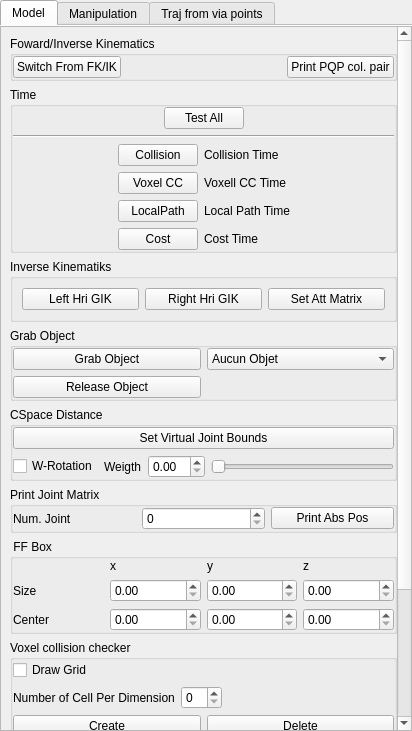
Old version of the form src/move3d-qt-gui-libs/src/qtMainInterface/sideWidgets/qtRobot.ui in the repository jmainpri/move3d-studio.
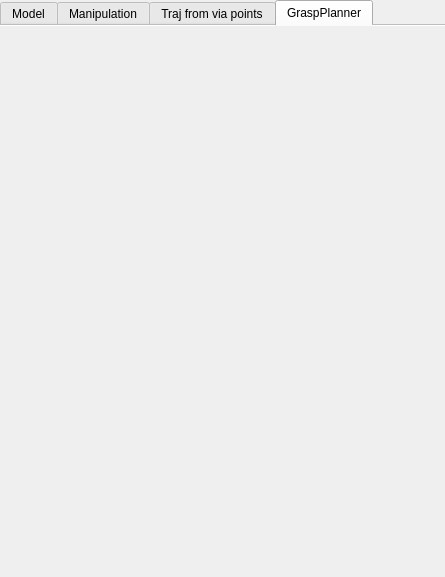
New version of the form.

Commit message: Add a grasp planner widget

```diff
--- a/src/move3d-qt-gui-libs/src/qtMainInterface/sideWidgets/qtRobot.ui
+++ b/src/move3d-qt-gui-libs/src/qtMainInterface/sideWidgets/qtRobot.ui
@@ -6,8 +6,8 @@
    <rect>
     <x>0</x>
     <y>0</y>
-    <width>412</width>
-    <height>731</height>
+    <width>445</width>
+    <height>577</height>
    </rect>
   </property>
   <property name="sizePolicy">
@@ -19,7 +19,7 @@
   <property name="windowTitle">
    <string>Form</string>
   </property>
-  <layout class="QVBoxLayout" name="verticalLayout_5">
+  <layout class="QHBoxLayout" name="horizontalLayout">
    <property name="margin">
     <number>0</number>
    </property>
@@ -32,7 +32,7 @@
       </sizepolicy>
      </property>
      <property name="currentIndex">
-      <number>0</number>
+      <number>3</number>
      </property>
      <property name="usesScrollButtons">
       <bool>true</bool>
@@ -78,7 +78,7 @@
           <property name="geometry">
            <rect>
             <x>0</x>
-            <y>-273</y>
+            <y>0</y>
             <width>411</width>
             <height>979</height>
            </rect>
@@ -1162,6 +1162,16 @@
        </item>
       </layout>
      </widget>
+     <widget class="QWidget" name="GraspPlanner">
+      <attribute name="title">
+       <string>GraspPlanner</string>
+      </attribute>
+      <layout class="QVBoxLayout" name="graspplannerLayout">
+       <property name="margin">
+        <number>0</number>
+       </property>
+      </layout>
+     </widget>
     </widget>
    </item>
   </layout>
```
Left out of the diff: 4 changed lines with no effect on the pictures. The commit also changes 7 other files.
